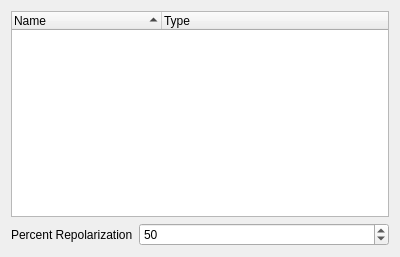
Old version of the form src/LongQtMain/mvarmenu.ui in the repository hundlab/LongQt.
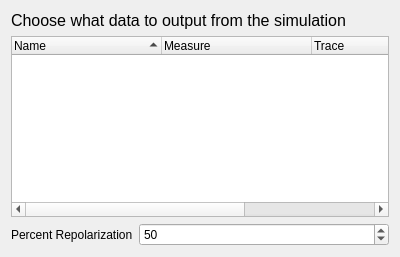
New version of the form.

```diff
--- a/src/LongQtMain/mvarmenu.ui
+++ b/src/LongQtMain/mvarmenu.ui
@@ -14,6 +14,18 @@
    <string>MvarMenu</string>
   </property>
   <layout class="QVBoxLayout" name="verticalLayout">
+   <item>
+    <widget class="QLabel" name="label">
+     <property name="font">
+      <font>
+       <pointsize>12</pointsize>
+      </font>
+     </property>
+     <property name="text">
+      <string>Choose what data to output from the simulation</string>
+     </property>
+    </widget>
+   </item>
    <item>
     <widget class="QTreeWidget" name="measView">
      <property name="sortingEnabled">
@@ -32,6 +44,25 @@
       <property name="text">
        <string>Name</string>
       </property>
+      <property name="toolTip">
+       <string>Name of the Variable</string>
+      </property>
+     </column>
+     <column>
+      <property name="text">
+       <string>Measure</string>
+      </property>
+      <property name="toolTip">
+       <string>Measures taken every beat</string>
+      </property>
+     </column>
+     <column>
+      <property name="text">
+       <string>Trace</string>
+      </property>
+      <property name="toolTip">
+       <string>A trace of the values taken on by the variable during the simulation</string>
+      </property>
      </column>
      <column>
       <property name="text">
```
Left out of the diff: 6 changed lines with no effect on the pictures.
